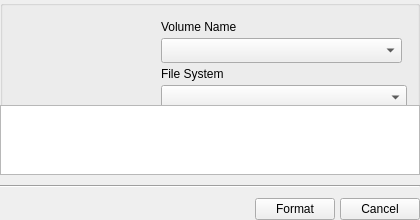
Above: playground/intern/quick-format/src/ui/quickformat.ui from pars-linux/uludag before the change. Below: the same form after it.
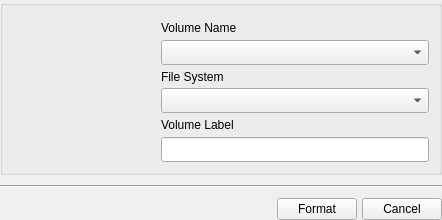
That is the form after the change. Icons and pictures are not drawn.

```diff
--- a/playground/intern/quick-format/src/ui/quickformat.ui
+++ b/playground/intern/quick-format/src/ui/quickformat.ui
@@ -6,7 +6,7 @@
    <rect>
     <x>0</x>
     <y>0</y>
-    <width>420</width>
+    <width>442</width>
     <height>220</height>
    </rect>
   </property>
@@ -18,14 +18,14 @@
   </property>
   <property name="minimumSize">
    <size>
-    <width>420</width>
+    <width>442</width>
     <height>220</height>
    </size>
   </property>
   <property name="maximumSize">
    <size>
-    <width>426</width>
-    <height>600</height>
+    <width>442</width>
+    <height>220</height>
    </size>
   </property>
   <property name="windowTitle">
@@ -138,7 +138,7 @@
           </property>
          </widget>
         </item>
-        <item row="1" column="0">
+        <item row="1" column="0" colspan="2">
          <widget class="QComboBox" name="volumeName">
           <property name="sizePolicy">
            <sizepolicy hsizetype="Expanding" vsizetype="Preferred">
@@ -274,9 +274,6 @@
      </layout>
     </widget>
    </item>
-   <item>
-    <widget class="QListWidget" name="listWidget"/>
-   </item>
    <item>
     <widget class="Line" name="line">
      <property name="orientation">
```
Left out of the diff: 2 changed lines with no effect on the pictures.
